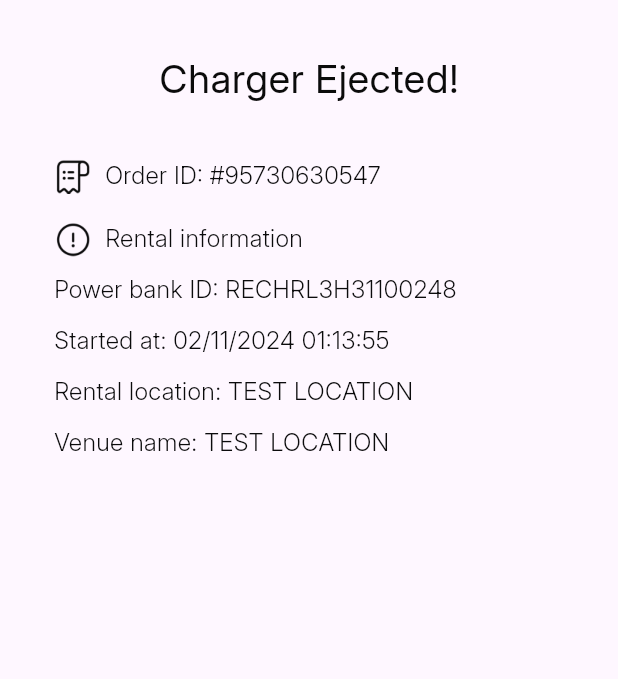
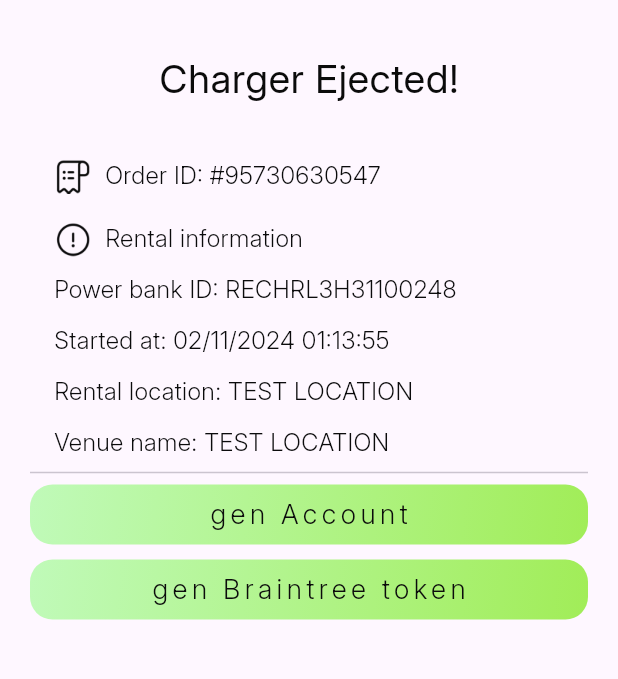
Before and after one commit to arrenaid/rent_power_bank, a Flutter app: the SuccessScreen screen opened directly, on a phone screen of 412 x 824 dp, the part 78-757 px from its top. Run offline on Flutter 3.47's test engine with Material 3 defaults, Android fonts, the phone set to English and light mode, and no system bars; our stand-ins replace dio, flutter_multi_formatter, pretty_dio_logger.

Commit message:
добавлена обработка ответа от сервара по двум запросам

```diff
--- /dev/null
+++ b/lib/models/account_dto.dart
@@ -0,0 +1,19 @@
+import 'package:json_annotation/json_annotation.dart';
+import 'package:rent_power_bank/models/user_dto.dart';
+
+part 'account_dto.g.dart';
+
+@JsonSerializable()
+class AccountDTO {
+  AccountDTO({this.user, this.access, this.refresh});
+
+  factory AccountDTO.fromJson(Map<String, dynamic> json) =>
+      _$AccountDTOFromJson(json);
+
+  @JsonKey(name: 'rechargeUserEntity')
+  final UserDTO? user;
+  @JsonKey(name: 'accessJwt')
+  final String? access;
+  @JsonKey(name: 'refreshJwt')
+  final String? refresh;
+}
--- /dev/null
+++ b/lib/models/account_model.dart
@@ -0,0 +1,9 @@
+import 'package:rent_power_bank/models/user_entity.dart';
+
+class AccountModel{
+  final UserEntity user;//"rechargeUserEntity"
+  final String access;
+  final String refresh;
+
+  AccountModel({required this.user, required this.access, required this.refresh});
+}
--- /dev/null
+++ b/lib/models/user_entity.dart
@@ -0,0 +1,40 @@
+import 'package:flutter/material.dart';
+
+class UserEntity {
+  final String id; // ": "3fa85f64-5717-4562-b3fc-2c963f66afa6",
+  final String phone; // ": "string",
+  final String authType; // ": "PHONE_NUMBER",
+  final String firstName; // ": "string",
+  final String lastName; // ": "string",
+  final String email; // ": "string",
+  final String createdAt; // ": "2025-08-26T20:10:15.093Z",
+  final String updatedAt; // ": "2025-08-26T20:10:15.093Z",
+  final String braintreeCustomerId; // ": "string",
+  final bool blocked; // ": true
+
+  UserEntity({
+    required this.id,
+    required this.phone,
+    required this.authType,
+    required this.firstName,
+    required this.lastName,
+    required this.email,
+    required this.createdAt,
+    required this.updatedAt,
+    required this.braintreeCustomerId,
+    required this.blocked,
+  });
+
+  UserEntity.Empty({
+     this.id  = '',
+     this.phone = '',
+     this.authType = '',
+     this.firstName = '',
+     this.lastName = '',
+     this.email = '',
+     this.createdAt = '',
+     this.updatedAt = '',
+     this.braintreeCustomerId = '',
+     this.blocked = false,
+  });
+}
--- /dev/null
+++ b/lib/repositories/rent_power_query.dart
@@ -0,0 +1,7 @@
+class RentPowerQuery{
+  // static const apiKey ='';
+  static const baseUrl = 'https://goldfish-app-3lf7u.ondigitalocean.app';
+  static const endPointGenerateAccount = '/api/v1/auth/apple/generate-account';
+  static const endPointGenerateBraneTreeToken = '/api/v1/payments/generate-and-save-braintree-client-token';
+  // static Map<String,dynamic> queryParametersBase = {};
+}
--- a/lib/screens/success_screen.dart
+++ b/lib/screens/success_screen.dart
@@ -1,6 +1,9 @@
 import 'package:flutter/cupertino.dart';
 import 'package:flutter/material.dart';
+import 'package:rent_power_bank/models/account_model.dart';
+import 'package:rent_power_bank/widgets/gradient_button.dart';
 
+import '../repositories/rent_power_repository.dart';
 import '../widgets/icon_and_title_row.dart';
 
 class SuccessScreen extends StatelessWidget {
@@ -8,46 +11,94 @@ class SuccessScreen extends StatelessWidget {
 
   @override
   Widget build(BuildContext context) {
-    return  Scaffold(
-        body: SafeArea(child:
-        Padding(padding: EdgeInsets.symmetric(horizontal: 20),
+    late AccountModel? _account;
+    late String? _token;
+    return Scaffold(
+      body: SafeArea(
+        child: Padding(
+          padding: EdgeInsets.symmetric(horizontal: 20),
           child: Column(
             crossAxisAlignment: CrossAxisAlignment.start,
             children: [
-                SizedBox( height: 27),
-            Align(alignment: AlignmentGeometry.centerLeft,
-                child: Image.asset('assets/images/recharge_city.png', height: 25, width: 163)),
-            SizedBox( height: 34),
+              SizedBox(height: 27),
+              Align(
+                alignment: AlignmentGeometry.centerLeft,
+                child: Image.asset(
+                  'assets/images/recharge_city.png',
+                  height: 25,
+                  width: 163,
+                ),
+              ),
+              SizedBox(height: 34),
 
               ///text
               Align(
                 alignment: Alignment.center,
-                    child: Text('Charger Ejected!',
+                child: Text(
+                  'Charger Ejected!',
                   style: TextStyle(
                     color: Color(0xFF0B0B0B),
                     fontSize: 26,
                     fontFamily: 'Inter',
-
-                    ),),
                   ),
-                  SizedBox( height: 34),
+                ),
+              ),
+              SizedBox(height: 34),
 
               ///
-                  IconAndTitleRow(img: 'assets/images/list_item.png', title: 'Order ID: ', value: '#95730630547'),
-                  SizedBox( height: 18),
-                  IconAndTitleRow(img: 'assets/images/info_circle.png', title: 'Rental information'),
-                  SizedBox( height: 10),
-                  IconAndTitleRow( title: 'Power bank ID: ', value: 'RECHRL3H31100248'),
-                  SizedBox( height: 10),
-                  IconAndTitleRow( title: 'Started at: ', value: '02/11/2024 01:13:55'),
-                  SizedBox( height: 10),
-                  IconAndTitleRow( title: 'Rental location: ', value: 'TEST LOCATION'),
-                  SizedBox( height: 10),
-                  IconAndTitleRow( title: 'Venue name: ', value: 'TEST LOCATION'),
+              IconAndTitleRow(
+                img: 'assets/images/list_item.png',
+                title: 'Order ID: ',
+                value: '#95730630547',
+              ),
+              SizedBox(height: 18),
+              IconAndTitleRow(
+                img: 'assets/images/info_circle.png',
+                title: 'Rental information',
+              ),
+              SizedBox(height: 10),
+              IconAndTitleRow(
+                title: 'Power bank ID: ',
+                value: 'RECHRL3H31100248',
+              ),
+              SizedBox(height: 10),
+              IconAndTitleRow(
+                title: 'Started at: ',
+                value: '02/11/2024 01:13:55',
+              ),
+              SizedBox(height: 10),
+              IconAndTitleRow(
+                title: 'Rental location: ',
+                value: 'TEST LOCATION',
+              ),
+              SizedBox(height: 10),
+              IconAndTitleRow(title: 'Venue name: ', value: 'TEST LOCATION'),
+
+              ///todo remove test swagger
+              Divider(),
+              GradientButton(
+                title: 'gen Account',
+                execute: () async {
+                  _account = await RentPowerRepository.generationAccount();
+                  print('SUCCESS >>> ${_account?.access ?? '>>FAIL1<<'}' );
+                },
+              ),
+              SizedBox(height: 10),
+              GradientButton(
+                title: 'gen Braintree token',
+                execute: () async {
+                  _token = await RentPowerRepository.generateBrainTreeToken(_account!.access);
+                  print('SUCCESS >>> ${_token ?? '>>FAIL2<<'}' );
+                },
+              ),
+              SizedBox(height: 10),
 
 
-
-
-        ],),),),);
+              ///end
+            ],
+          ),
+        ),
+      ),
+    );
   }
 }
--- a/lib/widgets/bottom_text.dart
+++ b/lib/widgets/bottom_text.dart
@@ -1,4 +1,5 @@
 import 'package:flutter/material.dart';
+import 'package:rent_power_bank/screens/success_screen.dart';
 
 class BottomText extends StatelessWidget {
   const BottomText({super.key});
@@ -19,7 +20,8 @@ class BottomText extends StatelessWidget {
           ),
         ),
         TextButton(
-          onPressed: () {},
+          onPressed: () => Navigator.of(context).push(
+        MaterialPageRoute(builder: (context) => const SuccessScreen())),
           style: TextButton.styleFrom(
             foregroundColor: Color(0xFF606060),
             padding: EdgeInsets.zero,
```
Also changed, not shown: lib/models/account_dto_to_domain.dart (added, +14 -0 lines), lib/models/user_dto.dart (added, +24 -0 lines), lib/models/user_dto_to_domain.dart (added, +19 -0 lines), lib/repositories/rent_power_repository.dart (added, +51 -0 lines), lib/screens/auth_screen.dart (+21 -4 lines), lib/screens/payment_screen.dart (+72 -59 lines), lib/screens/sms_screen.dart (+51 -35 lines), pubspec.yaml (+8 -0 lines), lib/models/account_dto.g.dart (added), lib/models/user_dto.g.dart (added), pubspec.lock. Lines whose indentation alone changed are shown as unchanged.
